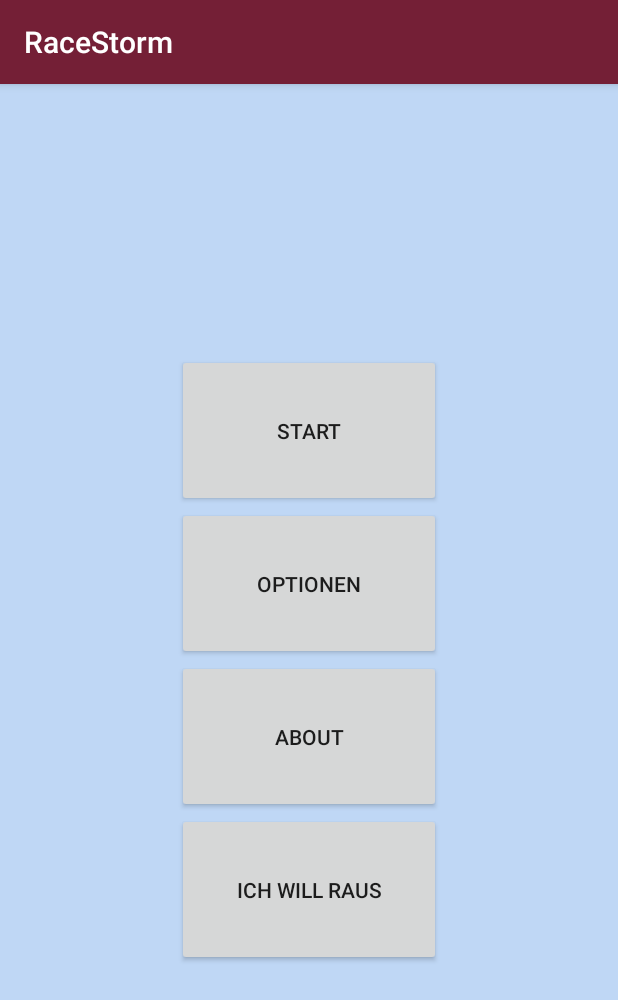
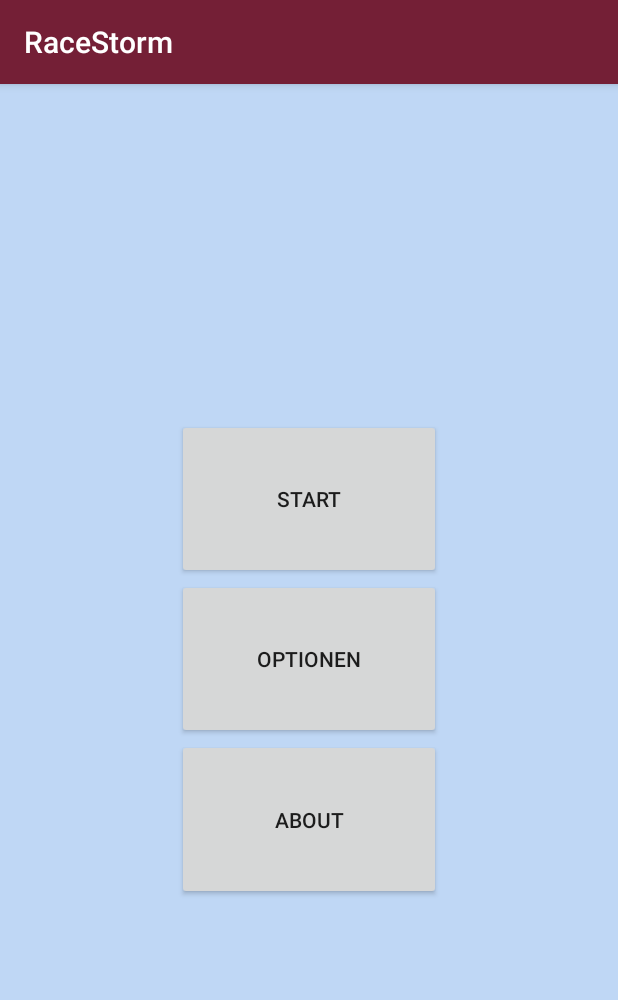
Before and after one commit to RaceStorm/RaceStorm, an Android app: the screen it shows after launch (MainActivity), on a phone screen of 412 x 824 dp. Shown: the top 1000 px of the screen. Run offline under Robolectric (Android 15) with nearby library versions, the phone set to English and light mode, and no system bars; 3 statements that could not run were skipped.

Commit message:
beenden butoon wurde entfernt

```diff
--- a/app/src/main/res/layout/activity_main.xml
+++ b/app/src/main/res/layout/activity_main.xml
@@ -36,12 +36,7 @@
         android:text="@string/About"
         android:layout_weight="0.10"/>
 
-    <Button
 
-        android:layout_width="176dp"
-        android:layout_height="wrap_content"
-        android:text="@string/Raus"
-        android:layout_weight="0.10"/>
 
 
 </LinearLayout>
```
